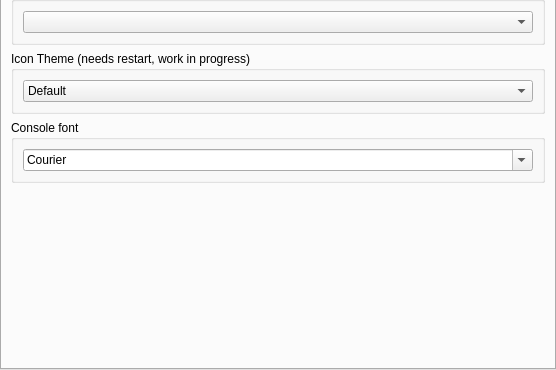
Above: gui/pages/global/MultiMCPage.ui from FreesmTeam/FreesmLauncher before the change; both pictures show x 0 to 556 and y 189 to 559 of the 556 by 559 pixel window. Below: the same form after it.
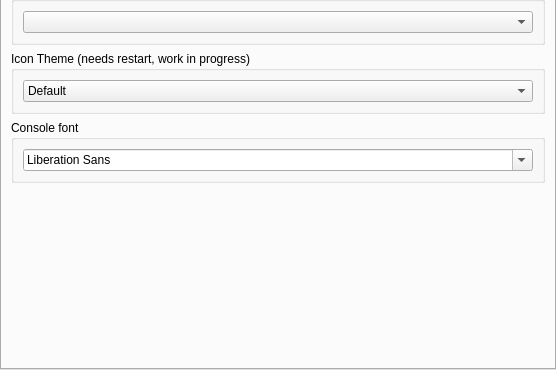
That is the form after the change. The open tabs and pages were chosen to show the change. Icons and pictures are not drawn.

Commit message: Default console font tweaks * Lucida Console on Windows * Menlo on OSX * Monospace (resolved to whatever Monospace means) on linux * Added ability to select proportional fonts in settings

```diff
--- a/gui/pages/global/MultiMCPage.ui
+++ b/gui/pages/global/MultiMCPage.ui
@@ -383,9 +383,6 @@
               <verstretch>0</verstretch>
              </sizepolicy>
             </property>
-            <property name="fontFilters">
-             <set>QFontComboBox::MonospacedFonts</set>
-            </property>
            </widget>
           </item>
          </layout>
```
Left out of the diff: 2 changed lines with no effect on the pictures. The commit also changes 1 other file.
